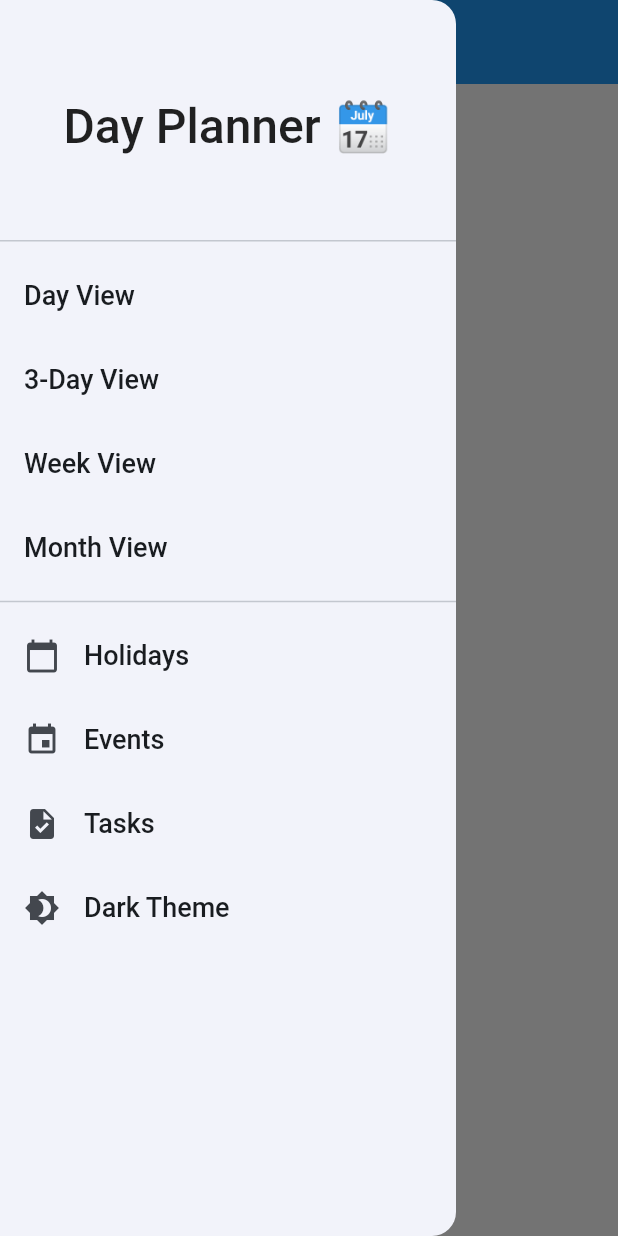
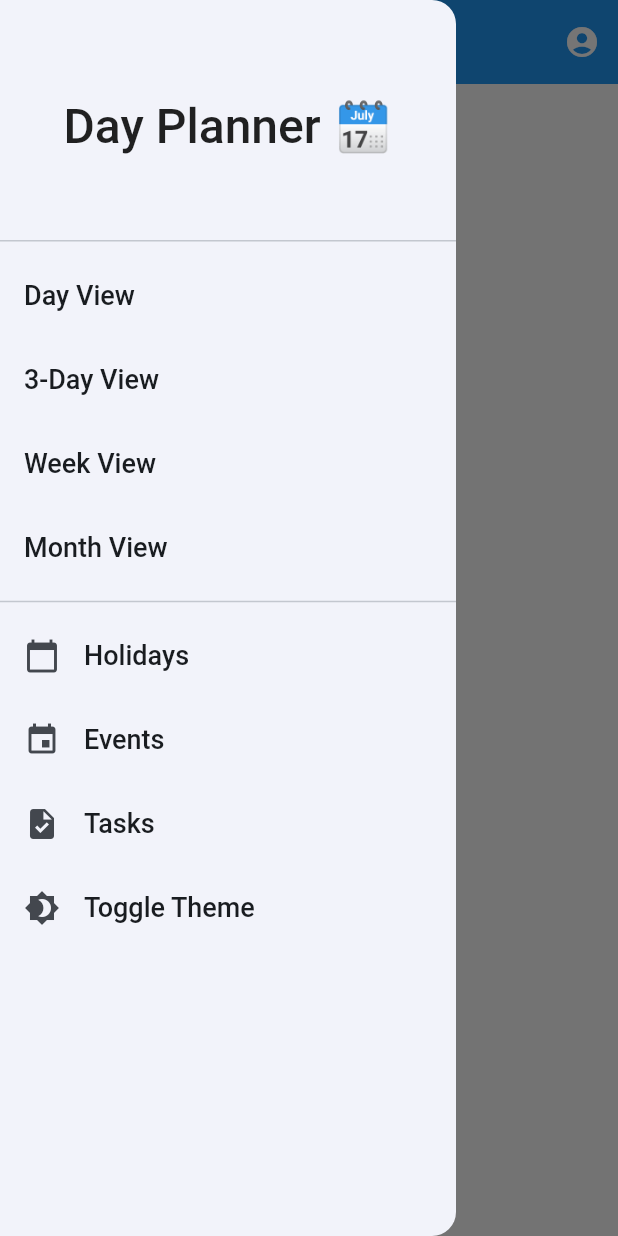
Before and after one commit to Akenooz/software-dev-repos, a Flutter app: the screen it shows after launch, with the side drawer open, on a phone screen of 412 x 824 dp. Run offline on Flutter 3.47's test engine with Material 2 defaults, Android fonts, the phone set to English and light mode, and no system bars.

Commit message:
added accout icon and month name at center

```diff
--- a/dev/lib/main.dart
+++ b/dev/lib/main.dart
@@ -60,7 +60,15 @@ class _MyAppState extends State<MyApp> {
       themeMode: _themeMode,
       home: Scaffold(
         appBar: AppBar(
-          title: const Text("📆 Day Planner"),
+          title: Text("📆 Month Name Here"), // Replace with your month name
+          actions: [
+            IconButton(
+              icon: Icon(Icons.account_circle), // Account icon
+              onPressed: () {
+                // Handle account button press
+              },
+            ),
+          ],
         ),
         drawer: Drawer(
           child: ListView(
@@ -120,7 +128,7 @@ class _MyAppState extends State<MyApp> {
                 },
               ),
               ListTile(
-                title: Text("Dark Theme"),
+                title: Text("Toggle Theme"),
                 leading: Icon(Icons.brightness_4), // Moon icon for theme toggle
                 onTap: _toggleTheme, // Toggle theme function
               ),
```
